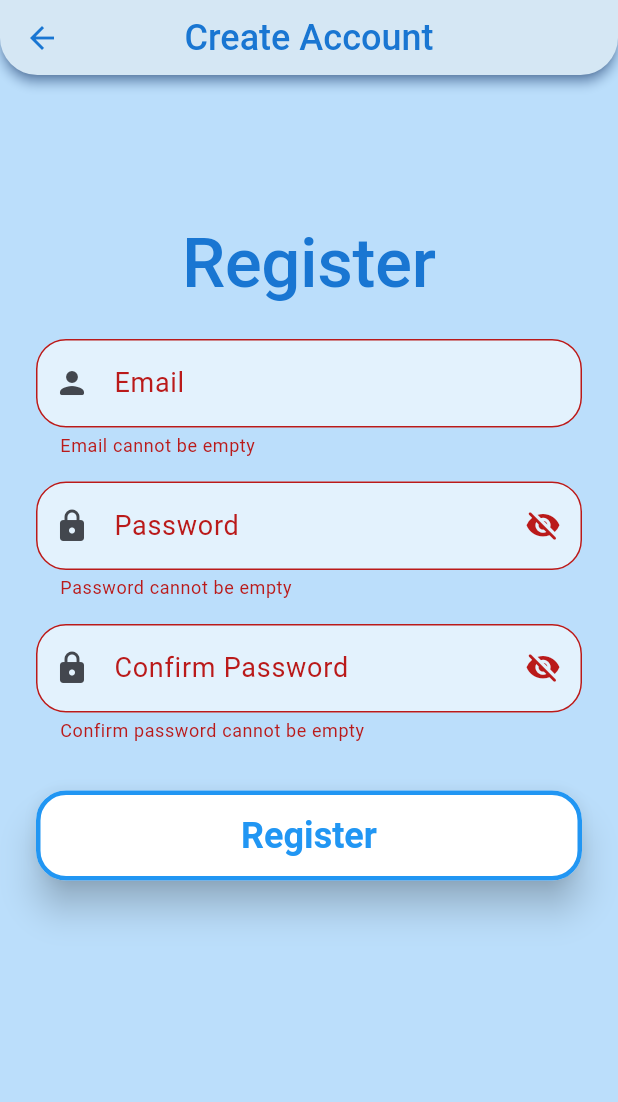
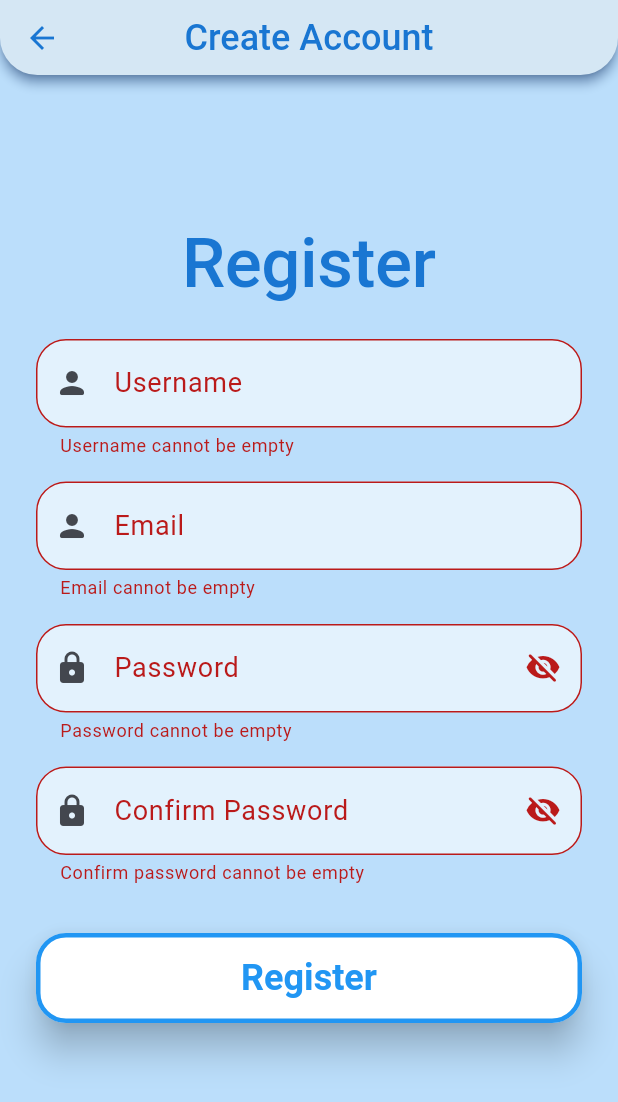
Before and after one commit to banduraul/hi-tech-pantry, a Flutter app: the RegisterPage screen opened by its route, after a tap on "Register", on a phone screen of 412 x 824 dp. Shown: the top 1102 px of the screen. Run offline on Flutter 3.47's test engine with Material 3 defaults, Android fonts, the phone set to English and light mode, and no system bars; our stand-ins replace cloud_firestore, firebase_auth, firebase_core, firebase_messaging, flutter_local_notifications, fluttertoast and 2 more; missing offline and left inert: bad_words, dart_firebase_admin; accounts and stored records are empty; generated files the repository leaves out were written again.

Commit message:
Added functionality for users to set a username when creating an account

```diff
--- a/Android App/hi_tech_pantry/lib/screens/register_page.dart
+++ b/Android App/hi_tech_pantry/lib/screens/register_page.dart
@@ -19,10 +19,12 @@ class RegisterPage extends StatefulWidget {
 class _RegisterPageState extends State<RegisterPage> {
   final _registerFormKey = GlobalKey<FormState>();
 
+  final _usernameTextController = TextEditingController();
   final _emailTextController = TextEditingController();
   final _passwordTextController = TextEditingController();
   final _confirmPasswordTextController = TextEditingController();
 
+  final _focusUsername = FocusNode();
   final _focusEmail = FocusNode();
   final _focusPassword = FocusNode();
   final _focusConfirmPassword = FocusNode();
@@ -64,6 +66,23 @@ class _RegisterPageState extends State<RegisterPage> {
                     key: _registerFormKey,
                     child: Column(
                       children: [
+                        TextFormField(
+                          controller: _usernameTextController,
+                          focusNode: _focusUsername,
+                          validator: (value) => Validator.validateUsername(
+                              username: value,
+                          ),
+                          decoration: InputDecoration(
+                            labelText: 'Username',
+                            hintText: 'Username',
+                            alignLabelWithHint: false,
+                            filled: true,
+                            fillColor: Colors.blue.shade50,
+                            border: const OutlineInputBorder(borderRadius: BorderRadius.all(Radius.circular(20))),
+                            prefixIcon: const Icon(Icons.person_rounded, size: 24)
+                          ),
+                        ),
+                        const SizedBox(height: 16.0),
                         TextFormField(
                           controller: _emailTextController,
                           focusNode: _focusEmail,
@@ -177,10 +196,25 @@ class _RegisterPageState extends State<RegisterPage> {
                                           setState(() {
                                             _isProcessing = true;
                                           });
+                                          final isUsernameAvailable = await Database
+                                              .isUsernameAvailable(
+                                            username: _usernameTextController.text,
+                                          );
+                                          if (!isUsernameAvailable) {
+                                            Fluttertoast.showToast(
+                                              msg: 'Username is already taken',
+                                              toastLength: Toast.LENGTH_SHORT,
+                                            );
+                                            setState(() {
+                                              _isProcessing = false;
+                                            });
+                                            return;
+                                          }
                                           final message = await Database
                                               .registerUsingEmailPassword(
                                             email: _emailTextController.text,
                                             password: _passwordTextController.text,
+                                            username: _usernameTextController.text,
                                           );
 
                                           setState(() {
--- a/Android App/hi_tech_pantry/lib/utils/database.dart
+++ b/Android App/hi_tech_pantry/lib/utils/database.dart
@@ -10,6 +10,7 @@ class Database {
   static Future<String?> registerUsingEmailPassword({
     required String email,
     required String password,
+    required String username,
   }) async {
     FirebaseAuth auth = FirebaseAuth.instance;
 
@@ -30,6 +31,15 @@ class Database {
           'pushTokens': [fcmToken],
         });
 
+      await FirebaseFirestore.instance
+        .collection('users')
+        .doc(userCredential.user!.uid)
+        .set({
+          'username': username,
+        });
+
+      await userCredential.user!.updateDisplayName(username);
+
       message = 'Success';
     } on FirebaseAuthException catch (e) {
       if (e.code == 'email-already-in-use') {
@@ -40,6 +50,15 @@ class Database {
     }
 
     return message;
+  }
+
+  static Future<bool> isUsernameAvailable({required String username}) async {
+    final snapshot = await FirebaseFirestore.instance
+      .collection('users')
+      .where('username', isEqualTo: username)
+      .get();
+
+    return snapshot.docs.isEmpty;
   }
 
   static Future<String?> signInUsingEmailPassword({
--- a/Android App/hi_tech_pantry/lib/utils/validator.dart
+++ b/Android App/hi_tech_pantry/lib/utils/validator.dart
@@ -1,3 +1,5 @@
+import 'package:bad_words/bad_words.dart';
+
 class Validator {
   static String? validateName({required String? name}) {
     if (name == null) {
@@ -79,4 +81,30 @@ class Validator {
 
     return null;
   }
+
+  static String? validateUsername({required String? username}) {
+    if (username == null) {
+      return null;
+    }
+
+    if (username.isEmpty) {
+      return 'Username cannot be empty';
+    }
+
+    if (username.length < 3 || username.length > 20) {
+      return 'Username must be between 3 and 20 characters';
+    }
+
+    final usernameRegex = RegExp(r'^[a-z0-9]+$');
+    if (!usernameRegex.hasMatch(username)) {
+      return 'Username can only contain lowercase letters, and numbers';
+    }
+
+    final filter = Filter();
+    if (filter.isProfane(username)) {
+      return 'Username contains inappropriate words';
+    }
+
+    return null;
+  }
 }
--- a/Android App/hi_tech_pantry/pubspec.yaml
+++ b/Android App/hi_tech_pantry/pubspec.yaml
@@ -19,6 +19,7 @@ dependencies:
   intl: ^0.19.0
   firebase_messaging: ^15.1.4
   flutter_local_notifications: ^18.0.0
+  bad_words: ^0.3.0
 
 dev_dependencies:
   flutter_test:
```
Also changed, not shown: Android App/hi_tech_pantry/pubspec.lock.
